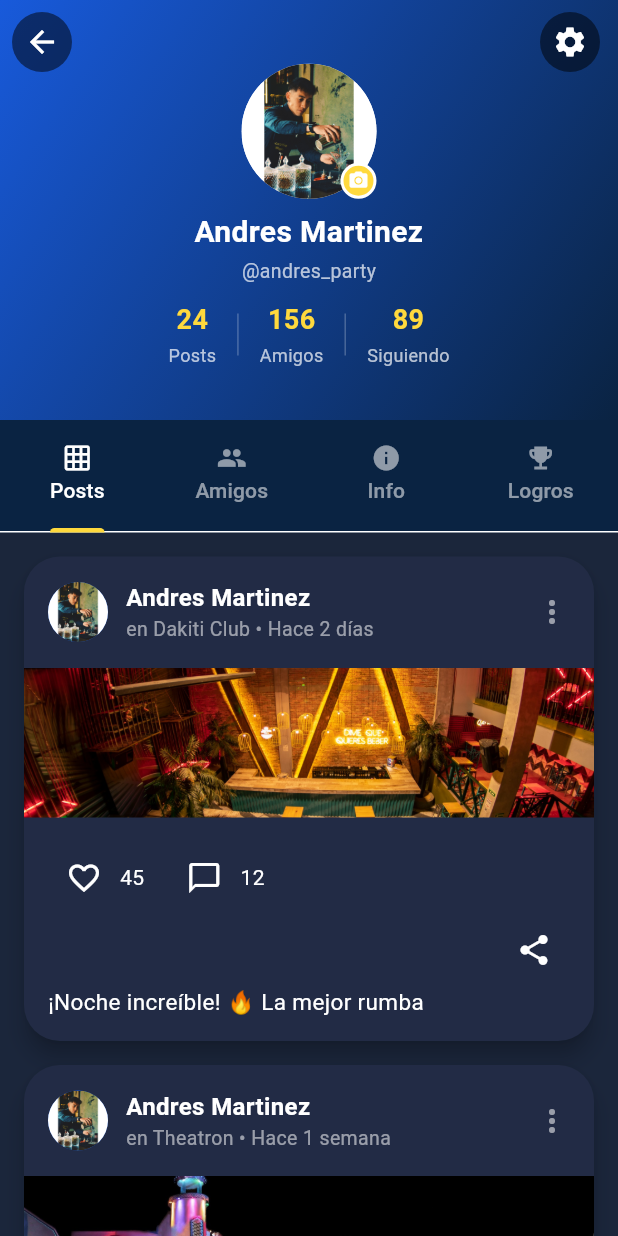
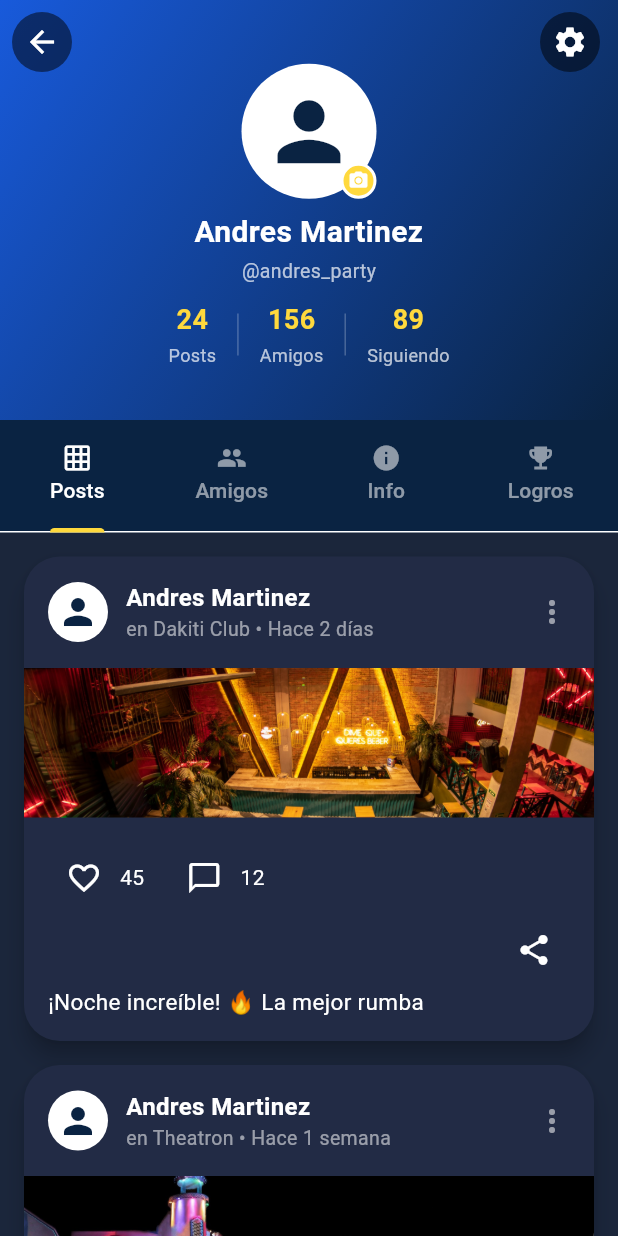
Before and after one commit to AndreSSS1022/Quiz, a Flutter app: the UserProfile screen opened by its route, on a phone screen of 412 x 824 dp. Run offline on Flutter 3.47's test engine with Material 3 defaults, Android fonts, the phone set to English and light mode, and no system bars; our stand-ins replace carousel_slider, flutter_map, flutter_secure_storage, geolocator, image_picker, latlong2 and 3 more; accounts and stored records are empty.

Commit message:
Permisos de galeria y cambio de avatar

```diff
--- a/partyfinder/lib/screens/storeprofile.dart
+++ b/partyfinder/lib/screens/storeprofile.dart
@@ -1,4 +1,5 @@
 import 'package:flutter/material.dart';
+import '../widgets/user_avatar.dart';
 
 class StoreProfile extends StatefulWidget {
   final String name;
@@ -708,10 +709,7 @@ class _StoreProfileState extends State<StoreProfile> with SingleTickerProviderSt
                   children: [
                     Row(
                       children: [
-                        CircleAvatar(
-                          radius: 25,
-                          backgroundImage: AssetImage(review['image']),
-                        ),
+                        UserAvatar(radius: 25, src: review['image']),
                         const SizedBox(width: 12),
                         Expanded(
                           child: Column(
--- a/partyfinder/lib/screens/userprofile.dart
+++ b/partyfinder/lib/screens/userprofile.dart
@@ -1,7 +1,13 @@
 
 
+import 'dart:io';
+
 import 'package:flutter/material.dart';
+import 'package:image_picker/image_picker.dart';
+import 'package:permission_handler/permission_handler.dart';
+
 import '../utils/session_manager.dart';
+import '../widgets/user_avatar.dart';
 
 class UserProfile extends StatefulWidget {
   const UserProfile({super.key});
@@ -22,6 +28,7 @@ class _UserProfileState extends State<UserProfile> with SingleTickerProviderStat
   String? _lastName;
   String? _email;
   String? _birthDate;
+  String? _imagePath;
 
   String get _displayName {
     if ((_firstName ?? '').isEmpty && (_lastName ?? '').isEmpty) return 'Andres Martinez';
@@ -63,10 +70,10 @@ class _UserProfileState extends State<UserProfile> with SingleTickerProviderStat
   ];
 
   final List<Map<String, String>> friends = [
-    {'name': 'María López', 'image': 'assets/perfil.JPG', 'mutual': '12'},
-    {'name': 'Carlos Ruiz', 'image': 'assets/perfil.JPG', 'mutual': '8'},
-    {'name': 'Ana García', 'image': 'assets/perfil.JPG', 'mutual': '15'},
-    {'name': 'Luis Torres', 'image': 'assets/perfil.JPG', 'mutual': '6'},
+    {'name': 'María López', 'image': '', 'mutual': '12'},
+    {'name': 'Carlos Ruiz', 'image': '', 'mutual': '8'},
+    {'name': 'Ana García', 'image': '', 'mutual': '15'},
+    {'name': 'Luis Torres', 'image': '', 'mutual': '6'},
   ];
 
   final List<Map<String, dynamic>> achievements = [
@@ -88,13 +95,70 @@ class _UserProfileState extends State<UserProfile> with SingleTickerProviderStat
     final l = await SessionManager.getLastName();
     final e = await SessionManager.getEmail();
     final b = await SessionManager.getBirthDate();
+    final img = await SessionManager.getImagePath();
     if (!mounted) return;
     setState(() {
       _firstName = f;
       _lastName = l;
       _email = e;
       _birthDate = b;
+      _imagePath = img;
     });
+  }
+
+  Future<void> _pickImage() async {
+    // Pedir permiso según plataforma y versiones (Android 13+ usa READ_MEDIA_IMAGES)
+    if (!mounted) return;
+    PermissionStatus statusPhotos = PermissionStatus.denied;
+    PermissionStatus statusStorage = PermissionStatus.denied;
+
+    try {
+      if (Platform.isAndroid) {
+        // Pedimos ambos por compatibilidad: storage (pre-Android13) y photos (Android13+)
+        statusPhotos = await Permission.photos.request();
+        statusStorage = await Permission.storage.request();
+      } else if (Platform.isIOS) {
+        statusPhotos = await Permission.photos.request();
+      } else {
+        // otras plataformas: intentar photos
+        statusPhotos = await Permission.photos.request();
+      }
+    } catch (e) {
+      // en caso de que alguna permission no exista en la plataforma, ignoramos
+    }
+
+    final granted = (statusPhotos.isGranted) || (statusStorage.isGranted);
+    if (!granted) {
+      // Si están denegados permanentemente sugerimos ir a ajustes
+      final permanentlyDenied = (statusPhotos.isPermanentlyDenied) || (statusStorage.isPermanentlyDenied);
+      if (permanentlyDenied) {
+        final open = await showDialog<bool>(
+          context: context,
+          builder: (context) => AlertDialog(
+            title: const Text('Permiso requerido'),
+            content: const Text('El permiso para acceder a la galería fue denegado permanentemente. ¿Quieres abrir los ajustes de la aplicación para activarlo?'),
+            actions: [
+              TextButton(onPressed: () => Navigator.pop(context, false), child: const Text('Cancelar')),
+              TextButton(onPressed: () => Navigator.pop(context, true), child: const Text('Abrir ajustes')),
+            ],
+          ),
+        );
+        if (open == true) await openAppSettings();
+      } else {
+        ScaffoldMessenger.of(context).showSnackBar(const SnackBar(content: Text('Se necesita permiso para acceder a la galería')));
+      }
+      return;
+    }
+
+    final picker = ImagePicker();
+    final XFile? picked = await picker.pickImage(source: ImageSource.gallery, maxWidth: 1200);
+    if (picked != null) {
+      await SessionManager.saveImagePath(picked.path);
+      if (!mounted) return;
+      setState(() {
+        _imagePath = picked.path;
+      });
+    }
   }
 
   @override
@@ -155,11 +219,7 @@ class _UserProfileState extends State<UserProfile> with SingleTickerProviderStat
                         const SizedBox(height: 20),
                         Stack(
                           children: [
-                            CircleAvatar(
-                              radius: 45,
-                              backgroundImage: const AssetImage('assets/perfil.JPG'),
-                              backgroundColor: Colors.white,
-                            ),
+                            UserAvatar(radius: 45, onTap: _pickImage, src: _imagePath),
                             Positioned(
                               bottom: 0,
                               right: 0,
@@ -305,10 +365,7 @@ class _UserProfileState extends State<UserProfile> with SingleTickerProviderStat
                 padding: const EdgeInsets.all(16),
                 child: Row(
                   children: [
-                    CircleAvatar(
-                      radius: 20,
-                      backgroundImage: const AssetImage('assets/perfil.JPG'),
-                    ),
+                    UserAvatar(radius: 20, src: _imagePath),
                     const SizedBox(width: 12),
                     Expanded(
                       child: Column(
@@ -423,10 +480,17 @@ class _UserProfileState extends State<UserProfile> with SingleTickerProviderStat
           shape: RoundedRectangleBorder(borderRadius: BorderRadius.circular(16)),
           child: ListTile(
             contentPadding: const EdgeInsets.all(12),
-            leading: CircleAvatar(
-              radius: 30,
-              backgroundImage: AssetImage(friend['image']!),
-            ),
+            leading: Builder(builder: (context) {
+              final name = friend['name'] ?? '';
+              final parts = name.split(' ');
+              String initials = '';
+              for (var p in parts) {
+                if (p.isNotEmpty) initials += p[0];
+                if (initials.length >= 2) break;
+              }
+              initials = initials.toUpperCase();
+              return UserAvatar(radius: 30, src: friend['image'] != null && friend['image']!.isNotEmpty ? friend['image'] : null, initials: initials, useSessionIfNull: false);
+            }),
             title: Text(
               friend['name']!,
               style: const TextStyle(
--- a/partyfinder/lib/utils/session_manager.dart
+++ b/partyfinder/lib/utils/session_manager.dart
@@ -7,6 +7,7 @@ class SessionManager {
   static const _keyLastName = 'last_name';
   static const _keyEmail = 'email';
   static const _keyBirthDate = 'birth_date';
+  static const _keyImagePath = 'image_path';
 
   // Guarda el token
   static Future<void> saveToken(String token) async {
@@ -71,4 +72,14 @@ class SessionManager {
   static Future<String?> getBirthDate() async {
     return await _storage.read(key: _keyBirthDate);
   }
+
+  // Guarda la ruta local de la imagen de perfil
+  static Future<void> saveImagePath(String path) async {
+    await _storage.write(key: _keyImagePath, value: path);
+  }
+
+  // Obtiene la ruta local de la imagen de perfil
+  static Future<String?> getImagePath() async {
+    return await _storage.read(key: _keyImagePath);
+  }
 }
--- /dev/null
+++ b/partyfinder/lib/widgets/user_avatar.dart
@@ -0,0 +1,64 @@
+import 'dart:io';
+
+import 'package:flutter/material.dart';
+import '../utils/session_manager.dart';
+
+class UserAvatar extends StatelessWidget {
+  final double? radius;
+  final double? size;
+  final VoidCallback? onTap;
+  final String? src; // puede ser ruta de archivo local o asset (p.ej. 'assets/perfil.JPG')
+  final String? initials; // si no hay imagen, mostrar iniciales
+  final bool useSessionIfNull; // si true y src==null, intenta cargar la imagen de SessionManager
+
+  const UserAvatar({super.key, this.radius, this.size, this.onTap, this.src, this.initials, this.useSessionIfNull = true});
+
+  @override
+  Widget build(BuildContext context) {
+    final double displayRadius = radius ?? (size != null ? size! / 2 : 24);
+
+    Widget avatarProviderFromPath(String? path) {
+      if (path != null && path.isNotEmpty) {
+        try {
+          if (File(path).existsSync()) {
+            return CircleAvatar(radius: displayRadius, backgroundImage: FileImage(File(path)));
+          }
+        } catch (_) {}
+
+        if (path.startsWith('assets/')) {
+          return CircleAvatar(radius: displayRadius, backgroundImage: AssetImage(path));
+        }
+      }
+
+      if (initials != null && initials!.isNotEmpty) {
+        return CircleAvatar(
+          radius: displayRadius,
+          backgroundColor: const Color(0xFF222B45),
+          child: Text(initials!, style: TextStyle(color: Colors.white, fontWeight: FontWeight.bold, fontSize: displayRadius * 0.8)),
+        );
+      }
+
+      return CircleAvatar(
+        radius: displayRadius,
+        backgroundColor: Colors.white,
+        child: Icon(Icons.person, size: (displayRadius * 1.4), color: const Color(0xFF0A2342)),
+      );
+    }
+
+    if (src != null) {
+      return GestureDetector(onTap: onTap, child: avatarProviderFromPath(src));
+    }
+
+    if (!useSessionIfNull) {
+      return GestureDetector(onTap: onTap, child: avatarProviderFromPath(null));
+    }
+
+    return FutureBuilder<String?>(
+      future: SessionManager.getImagePath(),
+      builder: (context, snap) {
+        final path = snap.data;
+        return GestureDetector(onTap: onTap, child: avatarProviderFromPath(path));
+      },
+    );
+  }
+}
--- a/partyfinder/pubspec.yaml
+++ b/partyfinder/pubspec.yaml
@@ -42,6 +42,8 @@ dependencies:
   carousel_slider: ^5.1.1
   flutter_localizations:
     sdk: flutter
+  image_picker: ^1.2.1
+  permission_handler: ^12.0.1
 
 dev_dependencies:
   flutter_test:
```
Also changed, not shown: partyfinder/lib/screens/home.dart (+6 -4 lines), partyfinder/pubspec.lock, 7 other files.
